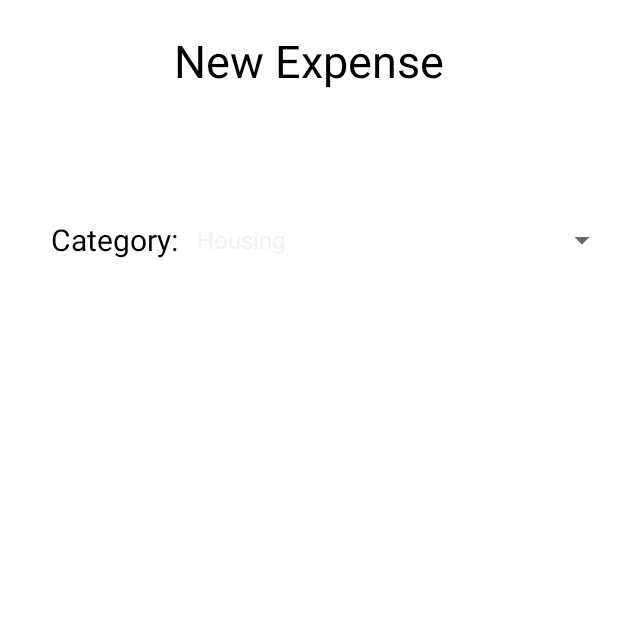
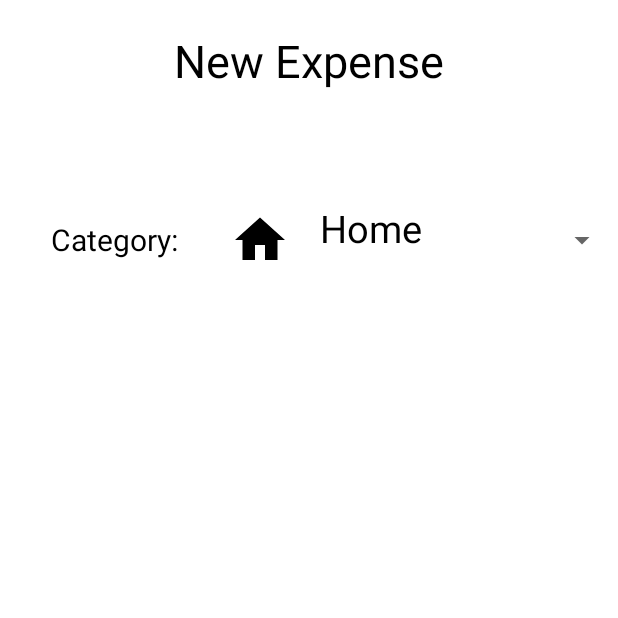
Before and after one commit to DeathlessKraken/expense-tracker, an Android app: the NewMoneyEventActivity screen opened directly, with no data from a screen before it, on a phone screen of 412 x 824 dp, the top half of it. Run offline under Robolectric (Android 15) with nearby library versions, the phone set to English and light mode, and no system bars.

Commit message:
Added custom category spinner

```diff
--- /dev/null
+++ b/app/src/main/java/com/example/expensetracker/Category.java
@@ -0,0 +1,95 @@
+package com.example.expensetracker;
+
+import android.widget.ArrayAdapter;
+
+import java.util.ArrayList;
+
+public class Category
+{
+    private static ArrayList<Category> categoryList= new ArrayList<>();
+
+    private String id;
+    private String text;
+
+    public Category(String id, String text) {
+        this.id = id;
+        this.text = text;
+    }
+
+    public String getId() {
+        return id;
+    }
+
+    public void setId(String id) {
+        this.id = id;
+    }
+
+    public String getText() {
+        return text;
+    }
+
+    public void setText(String text) {
+        this.text = text;
+    }
+
+    public static ArrayList<Category> getCategoryList() {
+        return categoryList;
+    }
+
+    public static void initCategoryList()
+    {
+        Category home = new Category("home", "Home");
+        categoryList.add(home);
+
+        Category food = new Category("food", "Food");
+        categoryList.add(food);
+
+        Category family = new Category("family", "Family");
+        categoryList.add(family);
+
+        Category debt = new Category("debt", "Debt");
+        categoryList.add(debt);
+
+        Category health = new Category("health", "Health");
+        categoryList.add(health);
+
+        Category personal = new Category("personal", "Personal");
+        categoryList.add(personal);
+
+        Category transportation = new Category("transportation", "Transportation");
+        categoryList.add(transportation);
+
+        Category entertainment = new Category("entertainment", "Entertainment");
+        categoryList.add(entertainment);
+
+        Category misc = new Category("misc", "Miscellaneous");
+        categoryList.add(misc);
+    }
+
+    public int getImage()
+    {
+        switch (getId())
+        {
+            case "home":
+                return R.drawable.ic_home;
+            case "food":
+                return R.drawable.ic_food;
+            case "family":
+                return R.drawable.ic_family;
+            case "debt":
+                return R.drawable.ic_debt;
+            case "health":
+                return R.drawable.ic_health;
+            case "personal":
+                return R.drawable.ic_personal;
+            case "transportation":
+                return R.drawable.ic_transportation;
+            case "entertainment":
+                return R.drawable.ic_entertainment;
+            case "misc":
+                return R.drawable.ic_misc;
+        }
+
+        return R.drawable.ic_bunny;
+    }
+}
--- a/app/src/main/java/com/example/expensetracker/NewMoneyEventActivity.java
+++ b/app/src/main/java/com/example/expensetracker/NewMoneyEventActivity.java
@@ -9,6 +9,9 @@ import android.widget.ArrayAdapter;
 import android.widget.Spinner;
 import android.widget.Toast;
 
+import java.util.Arrays;
+import java.util.List;
+
 public class NewMoneyEventActivity extends AppCompatActivity {
 
     private Spinner categorySpinner;
@@ -17,11 +20,11 @@ public class NewMoneyEventActivity extends AppCompatActivity {
     protected void onCreate(Bundle savedInstanceState) {
         super.onCreate(savedInstanceState);
         setContentView(R.layout.activity_new_money_event);
+        Category.initCategoryList();
 
         categorySpinner = (Spinner) findViewById(R.id.categorySpinner);
 
-        ArrayAdapter<CharSequence> spinnerAdapter = ArrayAdapter.createFromResource(getApplicationContext(), R.array.categories, android.R.layout.simple_spinner_item);
-        spinnerAdapter.setDropDownViewResource(android.R.layout.simple_spinner_dropdown_item);
+        SpinnerAdapter spinnerAdapter = new SpinnerAdapter(this, R.layout.spinner_cell, Category.getCategoryList());
         categorySpinner.setAdapter(spinnerAdapter);
     }
 }
--- /dev/null
+++ b/app/src/main/java/com/example/expensetracker/SpinnerAdapter.java
@@ -0,0 +1,60 @@
+package com.example.expensetracker;
+
+import android.content.Context;
+import android.view.LayoutInflater;
+import android.view.View;
+import android.view.ViewGroup;
+import android.widget.ArrayAdapter;
+import android.widget.ImageView;
+import android.widget.TextView;
+
+import androidx.annotation.NonNull;
+import androidx.annotation.Nullable;
+
+import java.util.List;
+
+public class SpinnerAdapter extends ArrayAdapter<Category>
+{
+
+    LayoutInflater layoutInflater;
+
+    public SpinnerAdapter(@NonNull Context context, int resource, @NonNull List<Category> categories)
+    {
+        super(context, resource, categories);
+        layoutInflater = LayoutInflater.from(context);
+    }
+
+    @NonNull
+    @Override
+    public View getView(int position, @Nullable View convertView, @NonNull ViewGroup parent)
+    {
+        View rowView = layoutInflater.inflate(R.layout.spinner_cell,null,true);
+        Category category = getItem(position);
+
+        TextView tv = (TextView) rowView.findViewById(R.id.cellTextView );
+        ImageView iv = (ImageView) rowView.findViewById(R.id.cellImageIcon );
+
+        tv.setText(category.getText());
+        iv.setImageResource(category.getImage());
+
+        return rowView;
+
+    }
+
+    @Override
+    public View getDropDownView(int position, @Nullable View convertView, @NonNull ViewGroup parent)
+    {
+        if(convertView == null)
+            convertView = layoutInflater.inflate(R.layout.spinner_cell,parent,false);
+
+        Category category = getItem(position);
+
+        TextView tv = (TextView) convertView.findViewById(R.id.cellTextView );
+        ImageView iv = (ImageView) convertView.findViewById(R.id.cellImageIcon );
+
+        tv.setText(category.getText());
+        iv.setImageResource(category.getImage());
+
+        return convertView;
+    }
+}
--- /dev/null
+++ b/app/src/main/res/drawable/ic_bunny.xml
@@ -0,0 +1,5 @@
+<vector android:height="24dp" android:tint="#000000"
+    android:viewportHeight="24" android:viewportWidth="24"
+    android:width="24dp" xmlns:android="http://schemas.android.com/apk/res/android">
+    <path android:fillColor="@android:color/white" android:pathData="M16.84,14.52c-0.26,-0.19 -0.62,-0.63 -0.79,-0.84C17.24,12.01 19,8.87 19,5c0,-1.95 -0.74,-3 -2,-3c-1.54,0 -3.96,2.06 -5,5.97C10.96,4.06 8.54,2 7,2C5.74,2 5,3.05 5,5c0,3.87 1.76,7.01 2.95,8.68c-0.17,0.21 -0.53,0.65 -0.79,0.84c-0.5,0.41 -1.66,1.37 -1.66,2.98c0,2.21 1.79,4 4,4c1.55,0 2.5,-0.56 2.5,-0.56s0.95,0.56 2.5,0.56c2.21,0 4,-1.79 4,-4C18.5,15.89 17.34,14.93 16.84,14.52zM9.35,12.2C8.34,10.7 7,8.12 7,5c0,-0.49 0.06,-0.8 0.12,-0.97c0.94,0.31 3.24,2.71 3.38,7.64C10.03,11.79 9.66,11.97 9.35,12.2zM10.5,16.75c-0.28,0 -0.5,-0.34 -0.5,-0.75c0,-0.41 0.22,-0.75 0.5,-0.75S11,15.59 11,16C11,16.41 10.78,16.75 10.5,16.75zM12,19.5c-0.55,0 -1,-0.72 -1,-1c0,-0.28 0.45,-0.5 1,-0.5s1,0.22 1,0.5C13,18.78 12.55,19.5 12,19.5zM13.5,16.75c-0.28,0 -0.5,-0.34 -0.5,-0.75c0,-0.41 0.22,-0.75 0.5,-0.75S14,15.59 14,16C14,16.41 13.78,16.75 13.5,16.75zM13.5,11.67c0.14,-4.93 2.44,-7.33 3.38,-7.64C16.94,4.2 17,4.51 17,5c0,3.12 -1.34,5.7 -2.35,7.2C14.34,11.97 13.97,11.79 13.5,11.67z"/>
+</vector>
--- /dev/null
+++ b/app/src/main/res/drawable/ic_debt.xml
@@ -0,0 +1,5 @@
+<vector android:height="24dp" android:tint="#000000"
+    android:viewportHeight="24" android:viewportWidth="24"
+    android:width="24dp" xmlns:android="http://schemas.android.com/apk/res/android">
+    <path android:fillColor="@android:color/white" android:pathData="M20,4L4,4c-1.11,0 -1.99,0.89 -1.99,2L2,18c0,1.11 0.89,2 2,2h16c1.11,0 2,-0.89 2,-2L22,6c0,-1.11 -0.89,-2 -2,-2zM20,18L4,18v-6h16v6zM20,8L4,8L4,6h16v2z"/>
+</vector>
--- /dev/null
+++ b/app/src/main/res/drawable/ic_entertainment.xml
@@ -0,0 +1,6 @@
+<vector android:height="24dp" android:tint="#000000"
+    android:viewportHeight="24" android:viewportWidth="24"
+    android:width="24dp" xmlns:android="http://schemas.android.com/apk/res/android">
+    <path android:fillColor="@android:color/white" android:pathData="M2,16.5C2,19.54 4.46,22 7.5,22s5.5,-2.46 5.5,-5.5V10H2V16.5zM7.5,18.5C6.12,18.5 5,17.83 5,17h5C10,17.83 8.88,18.5 7.5,18.5zM10,13c0.55,0 1,0.45 1,1c0,0.55 -0.45,1 -1,1s-1,-0.45 -1,-1C9,13.45 9.45,13 10,13zM5,13c0.55,0 1,0.45 1,1c0,0.55 -0.45,1 -1,1s-1,-0.45 -1,-1C4,13.45 4.45,13 5,13z"/>
+    <path android:fillColor="@android:color/white" android:pathData="M11,3v6h3v2.5c0,-0.83 1.12,-1.5 2.5,-1.5c1.38,0 2.5,0.67 2.5,1.5h-5V14v0.39c0.75,0.38 1.6,0.61 2.5,0.61c3.04,0 5.5,-2.46 5.5,-5.5V3H11zM14,8.08c-0.55,0 -1,-0.45 -1,-1c0,-0.55 0.45,-1 1,-1s1,0.45 1,1C15,7.64 14.55,8.08 14,8.08zM19,8.08c-0.55,0 -1,-0.45 -1,-1c0,-0.55 0.45,-1 1,-1s1,0.45 1,1C20,7.64 19.55,8.08 19,8.08z"/>
+</vector>
--- /dev/null
+++ b/app/src/main/res/drawable/ic_family.xml
@@ -0,0 +1,5 @@
+<vector android:height="24dp" android:tint="#000000"
+    android:viewportHeight="24" android:viewportWidth="24"
+    android:width="24dp" xmlns:android="http://schemas.android.com/apk/res/android">
+    <path android:fillColor="@android:color/white" android:pathData="M16,4c0,-1.11 0.89,-2 2,-2s2,0.89 2,2s-0.89,2 -2,2S16,5.11 16,4zM20,22v-6h2.5l-2.54,-7.63C19.68,7.55 18.92,7 18.06,7h-0.12c-0.86,0 -1.63,0.55 -1.9,1.37l-0.86,2.58C16.26,11.55 17,12.68 17,14v8H20zM12.5,11.5c0.83,0 1.5,-0.67 1.5,-1.5s-0.67,-1.5 -1.5,-1.5S11,9.17 11,10S11.67,11.5 12.5,11.5zM5.5,6c1.11,0 2,-0.89 2,-2s-0.89,-2 -2,-2s-2,0.89 -2,2S4.39,6 5.5,6zM7.5,22v-7H9V9c0,-1.1 -0.9,-2 -2,-2H4C2.9,7 2,7.9 2,9v6h1.5v7H7.5zM14,22v-4h1v-4c0,-0.82 -0.68,-1.5 -1.5,-1.5h-2c-0.82,0 -1.5,0.68 -1.5,1.5v4h1v4H14z"/>
+</vector>
--- /dev/null
+++ b/app/src/main/res/drawable/ic_food.xml
@@ -0,0 +1,5 @@
+<vector android:height="24dp" android:tint="#000000"
+    android:viewportHeight="24" android:viewportWidth="24"
+    android:width="24dp" xmlns:android="http://schemas.android.com/apk/res/android">
+    <path android:fillColor="@android:color/white" android:pathData="M11,9L9,9L9,2L7,2v7L5,9L5,2L3,2v7c0,2.12 1.66,3.84 3.75,3.97L6.75,22h2.5v-9.03C11.34,12.84 13,11.12 13,9L13,2h-2v7zM16,6v8h2.5v8L21,22L21,2c-2.76,0 -5,2.24 -5,4z"/>
+</vector>
--- /dev/null
+++ b/app/src/main/res/drawable/ic_health.xml
@@ -0,0 +1,5 @@
+<vector android:height="24dp" android:tint="#000000"
+    android:viewportHeight="24" android:viewportWidth="24"
+    android:width="24dp" xmlns:android="http://schemas.android.com/apk/res/android">
+    <path android:fillColor="@android:color/white" android:pathData="M10.5,13H8v-3h2.5V7.5h3V10H16v3h-2.5v2.5h-3V13zM12,2L4,5v6.09c0,5.05 3.41,9.76 8,10.91c4.59,-1.15 8,-5.86 8,-10.91V5L12,2z"/>
+</vector>
--- /dev/null
+++ b/app/src/main/res/drawable/ic_home.xml
@@ -0,0 +1,5 @@
+<vector android:height="24dp" android:tint="#000000"
+    android:viewportHeight="24" android:viewportWidth="24"
+    android:width="24dp" xmlns:android="http://schemas.android.com/apk/res/android">
+    <path android:fillColor="@android:color/white" android:pathData="M10,20v-6h4v6h5v-8h3L12,3 2,12h3v8z"/>
+</vector>
--- /dev/null
+++ b/app/src/main/res/drawable/ic_misc.xml
@@ -0,0 +1,6 @@
+<vector android:height="24dp" android:tint="#000000"
+    android:viewportHeight="24" android:viewportWidth="24"
+    android:width="24dp" xmlns:android="http://schemas.android.com/apk/res/android">
+    <path android:fillColor="@android:color/white" android:pathData="M18.67,19c-1.95,0 -2.09,1 -3.33,1c-1.19,0 -1.42,-1 -3.33,-1c-1.95,0 -2.1,1 -3.34,1c-1.24,0 -1.38,-1 -3.33,-1c-1.95,0 -2.1,1 -3.34,1v2c1.95,0 2.11,-1 3.34,-1c1.24,0 1.38,1 3.33,1c1.95,0 2.1,-1 3.34,-1c1.22,0 1.4,1 3.33,1c1.93,0 2.1,-1 3.33,-1c1.22,0 1.4,1 3.33,1v-2C20.76,20 20.62,19 18.67,19z"/>
+    <path android:fillColor="@android:color/white" android:pathData="M8.68,17.5c1.95,0 2.09,-1 3.33,-1c1.19,0 1.42,1 3.33,1c1.95,0 2.09,-1 3.33,-1c1.19,0 1.4,0.98 3.31,1v-2c-0.63,0 -1,-0.28 -1.48,-0.55l-2.02,-7.53l2.09,0.85l0.74,-1.86L9.78,2L2,11.61l1.57,1.23l1.39,-1.78l0.93,3.48c-0.18,-0.02 -0.35,-0.05 -0.56,-0.05c-1.95,0 -2.09,1 -3.33,1v2c1.9,0 2.17,-1 3.35,-1C6.54,16.5 6.77,17.5 8.68,17.5zM14.04,10.18l1.42,5.31c-1.34,0.09 -1.47,-0.99 -3.47,-0.99c-0.36,0 -0.65,0.04 -0.91,0.1l-0.91,-3.39L14.04,10.18z"/>
+</vector>
--- /dev/null
+++ b/app/src/main/res/drawable/ic_personal.xml
@@ -0,0 +1,6 @@
+<vector android:height="24dp" android:tint="#000000"
+    android:viewportHeight="24" android:viewportWidth="24"
+    android:width="24dp" xmlns:android="http://schemas.android.com/apk/res/android">
+    <path android:fillColor="@android:color/white" android:pathData="M12,6m-2,0a2,2 0,1 1,4 0a2,2 0,1 1,-4 0"/>
+    <path android:fillColor="@android:color/white" android:pathData="M21,16v-2c-2.24,0 -4.16,-0.96 -5.6,-2.68l-1.34,-1.6C13.68,9.26 13.12,9 12.53,9h-1.05c-0.59,0 -1.15,0.26 -1.53,0.72l-1.34,1.6C7.16,13.04 5.24,14 3,14v2c2.77,0 5.19,-1.17 7,-3.25V15l-3.88,1.55C5.45,16.82 5,17.48 5,18.21C5,19.2 5.8,20 6.79,20H9v-0.5c0,-1.38 1.12,-2.5 2.5,-2.5h3c0.28,0 0.5,0.22 0.5,0.5S14.78,18 14.5,18h-3c-0.83,0 -1.5,0.67 -1.5,1.5V20h7.21C18.2,20 19,19.2 19,18.21c0,-0.73 -0.45,-1.39 -1.12,-1.66L14,15v-2.25C15.81,14.83 18.23,16 21,16z"/>
+</vector>
--- /dev/null
+++ b/app/src/main/res/drawable/ic_transportation.xml
@@ -0,0 +1,5 @@
+<vector android:height="24dp" android:tint="#000000"
+    android:viewportHeight="24" android:viewportWidth="24"
+    android:width="24dp" xmlns:android="http://schemas.android.com/apk/res/android">
+    <path android:fillColor="@android:color/white" android:pathData="M18.92,5.01C18.72,4.42 18.16,4 17.5,4h-11c-0.66,0 -1.21,0.42 -1.42,1.01L3,11v8c0,0.55 0.45,1 1,1h1c0.55,0 1,-0.45 1,-1v-1h12v1c0,0.55 0.45,1 1,1h1c0.55,0 1,-0.45 1,-1v-8l-2.08,-5.99zM6.5,15c-0.83,0 -1.5,-0.67 -1.5,-1.5S5.67,12 6.5,12s1.5,0.67 1.5,1.5S7.33,15 6.5,15zM17.5,15c-0.83,0 -1.5,-0.67 -1.5,-1.5s0.67,-1.5 1.5,-1.5 1.5,0.67 1.5,1.5 -0.67,1.5 -1.5,1.5zM5,10l1.5,-4.5h11L19,10L5,10z"/>
+</vector>
--- a/app/src/main/res/layout/activity_new_money_event.xml
+++ b/app/src/main/res/layout/activity_new_money_event.xml
@@ -41,10 +41,8 @@
             android:layout_height="80dp"
             android:layout_weight="7"
             android:gravity="center"
-            android:spinnerMode="dialog"
+            android:spinnerMode="dropdown"
             android:id="@+id/categorySpinner"/>
-
-
 
     </LinearLayout>
 
--- /dev/null
+++ b/app/src/main/res/layout/spinner_cell.xml
@@ -0,0 +1,29 @@
+<?xml version="1.0" encoding="utf-8"?>
+<LinearLayout xmlns:android="http://schemas.android.com/apk/res/android"
+    android:layout_width="match_parent"
+    android:orientation="horizontal"
+    android:layout_height="match_parent">
+
+    <ImageView
+        android:layout_width="40dp"
+        android:layout_height="40dp"
+        android:src="@drawable/ic_home"
+        android:id="@+id/cellImageIcon"
+        android:layout_marginLeft="30dp"
+        android:layout_marginBottom="10dp"
+        android:layout_marginTop="10dp"
+        android:layout_gravity="center"/>
+
+    <TextView
+        android:layout_width="wrap_content"
+        android:layout_height="50dp"
+        android:id="@+id/cellTextView"
+        android:layout_gravity="center_vertical"
+        android:layout_marginLeft="20dp"
+        android:text="placeholder"
+        android:textSize="25sp"
+        android:textColor="@color/black"/>
+
+
+
+</LinearLayout>
--- a/app/src/main/res/values/strings.xml
+++ b/app/src/main/res/values/strings.xml
@@ -2,12 +2,16 @@
     <string name="app_name">ExpenseTracker</string>
 
     <string-array name="categories">
-        <item>Housing</item>
-        <item>Gas</item>
-        <item>Groceries</item>
-        <item>Medical</item>
-        <item>Recreation</item>
-        <item>Misc</item>
+        <item>Home</item>
+        <item>Food</item>
+        <item>Family</item>
+        <item>Debt</item>
+        <item>Health</item>
+        <item>Personal</item>
+        <item>Transportation</item>
+        <item>Entertainment</item>
+
+        <item>Miscellaneous</item>
     </string-array>
 
 </resources>
```
